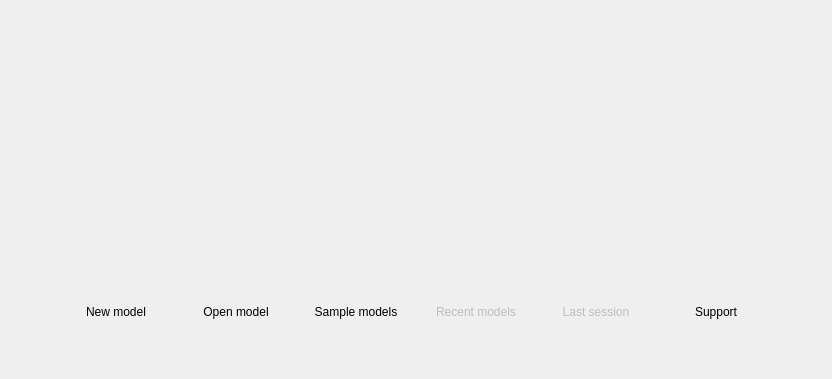
Old version of the form libs/libgui/ui/widgets/welcomewidget.ui in the repository pgmodeler/pgmodeler.
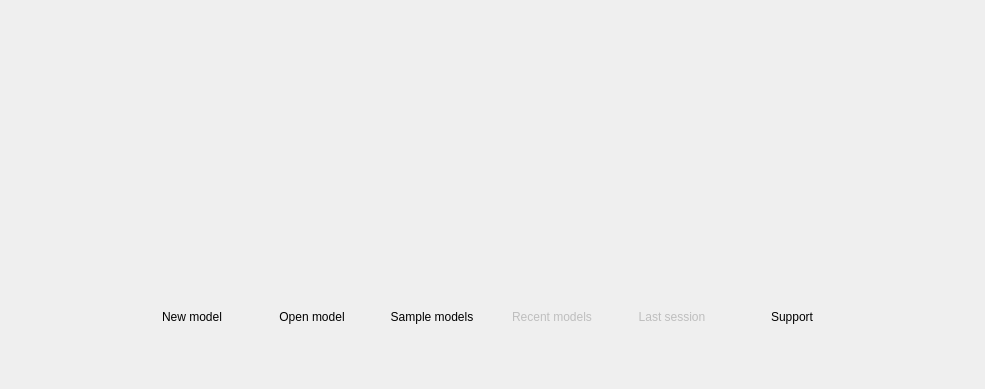
New version of the form. Icons and pictures are not drawn.

What changed in the file:
```diff
--- a/libs/libgui/ui/widgets/welcomewidget.ui
+++ b/libs/libgui/ui/widgets/welcomewidget.ui
@@ -6,8 +6,8 @@
    <rect>
     <x>0</x>
     <y>0</y>
-    <width>832</width>
-    <height>379</height>
+    <width>985</width>
+    <height>389</height>
    </rect>
   </property>
   <property name="sizePolicy">
```
Left out of the diff: 16 changed lines with no effect on the pictures.
